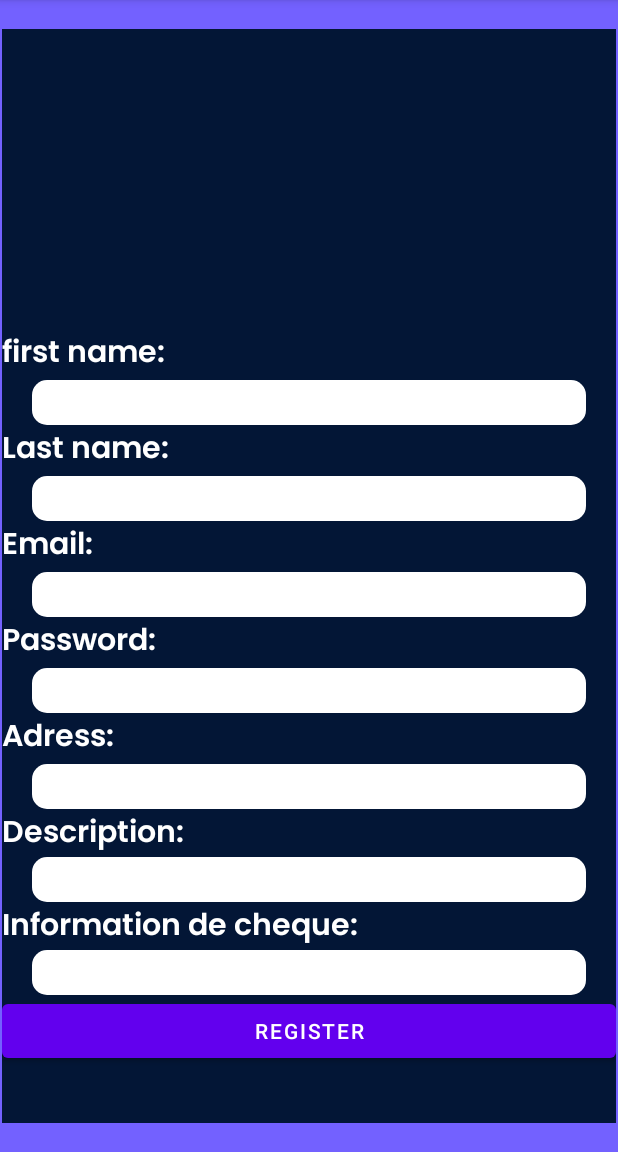
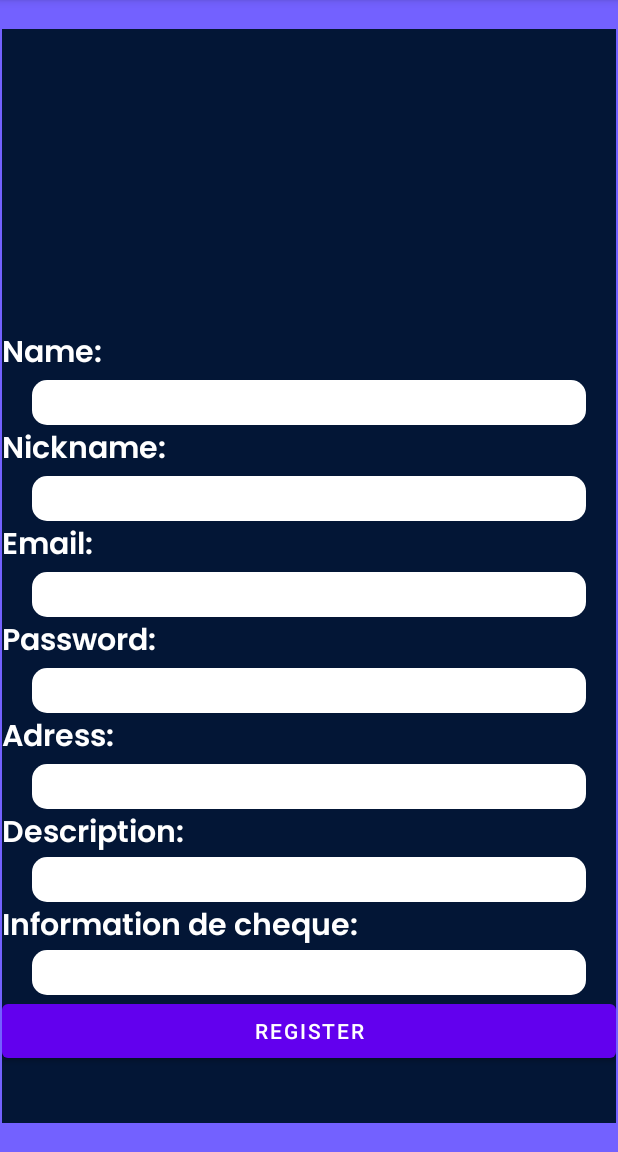
Before and after one commit to uOttawaSEGA2022/projet-groupe-14, an Android app: the ChefRegistration screen opened directly, with no data from a screen before it, on a phone screen of 412 x 824 dp, the part 84-1236 px from its top. Run offline under Robolectric (Android 15) with nearby library versions, the phone set to English and light mode, and no system bars; our stand-ins replace Firebase (no records; nobody signed in at launch, a user with empty details on screens opened directly).

Commit message:
fixed registration page naming errors

```diff
--- a/app/src/main/res/layout/activity_chef_registration.xml
+++ b/app/src/main/res/layout/activity_chef_registration.xml
@@ -23,7 +23,7 @@
             style="@style/basictext"
             android:layout_width="match_parent"
             android:layout_height="wrap_content"
-            android:text="first name:" />
+            android:text="Name:" />
 
         <EditText
             android:id="@+id/NameEdit"
@@ -40,7 +40,7 @@
             style="@style/basictext"
             android:layout_width="match_parent"
             android:layout_height="wrap_content"
-            android:text="Last name:" />
+            android:text="Nickname:" />
 
         <EditText
             android:id="@+id/NicknameEdit"
@@ -81,7 +81,8 @@
             android:layout_gravity="center"
             android:layout_marginHorizontal="20dp"
             android:background="@drawable/edittext_design"
-            android:inputType="textPersonName" />
+            android:inputType="textPassword"
+            />
 
         <TextView
             android:id="@+id/AdressText"
```
Also changed, not shown: app/src/main/res/layout/activity_client_registration.xml (+4 -3 lines).
